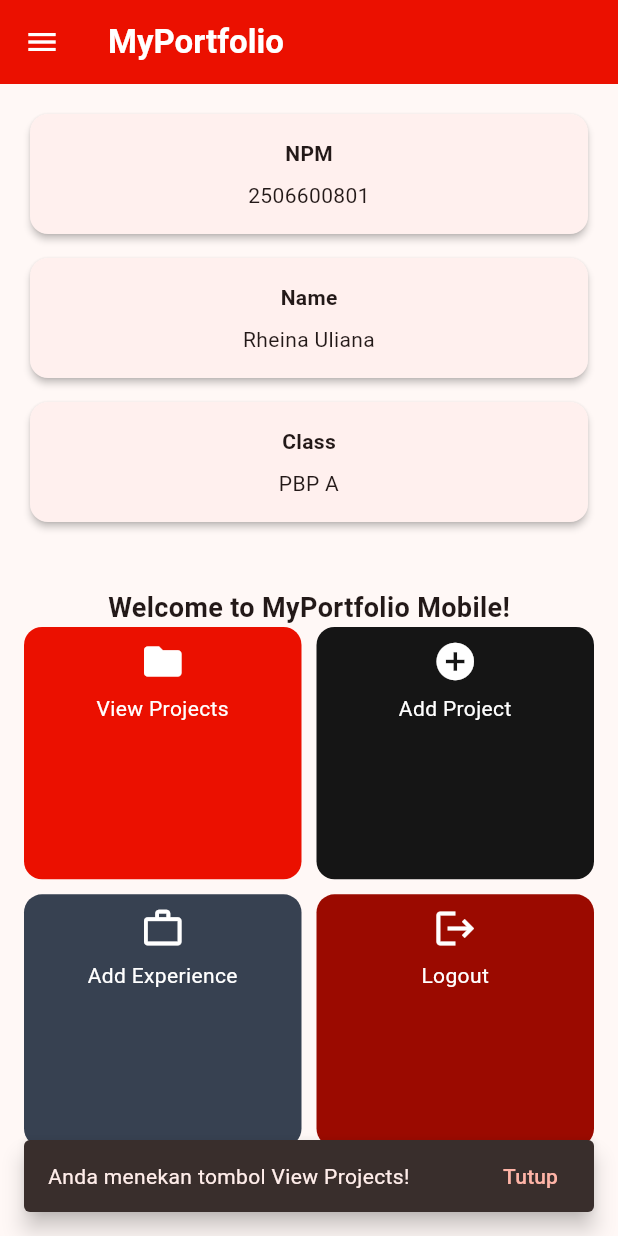
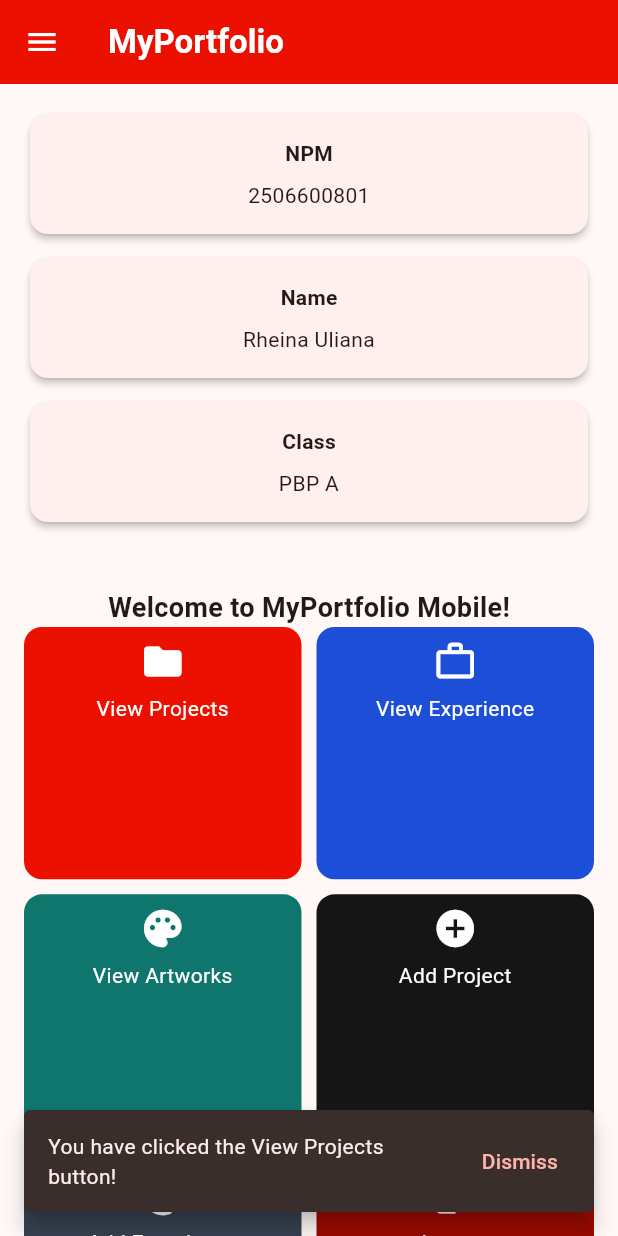
Before and after one commit to rh-elise/myportofolio_mobile, a Flutter app: the screen it shows after launch, after a tap on "View Projects", on a phone screen of 412 x 824 dp. Run offline on Flutter 3.47's test engine with Material 3 defaults, Android fonts, the phone set to English and light mode, and no system bars.

Commit message:
feat: Menambahkan kartu View Experience dan View Artworks

```diff
--- a/lib/screens/menu.dart
+++ b/lib/screens/menu.dart
@@ -39,6 +39,8 @@ class MyHomePage extends StatelessWidget {
   // accent dark (#9B0A00).
   final List<ItemHomepage> items = const [
     ItemHomepage("View Projects", Icons.folder, Color(0xFFEB1000)),
+    ItemHomepage("View Experience", Icons.work_outline, Color(0xFF1D4ED8)),
+    ItemHomepage("View Artworks", Icons.palette, Color(0xFF0F766E)),
     ItemHomepage(
       "Add Project",
       Icons.add_circle,
@@ -47,7 +49,7 @@ class MyHomePage extends StatelessWidget {
     ),
     ItemHomepage(
       "Add Experience",
-      Icons.work_outline,
+      Icons.add_task,
       Color(0xFF374151),
       page: ExperienceFormPage(),
     ),
--- a/lib/widgets/project_card.dart
+++ b/lib/widgets/project_card.dart
@@ -28,11 +28,11 @@ class ItemCard extends StatelessWidget {
                   actions: [
                     TextButton(
                       onPressed: () => Navigator.of(dialogContext).pop(false),
-                      child: const Text('Batal'),
+                      child: const Text('Cancel'),
                     ),
                     FilledButton(
                       onPressed: () => Navigator.of(dialogContext).pop(true),
-                      child: const Text('Konfirmasi'),
+                      child: const Text('Confirm'),
                     ),
                   ],
                 );
@@ -50,11 +50,11 @@ class ItemCard extends StatelessWidget {
             ..hideCurrentSnackBar()
             ..showSnackBar(
               SnackBar(
-                content: Text('Anda menekan tombol ${item.name}!'),
+                content: Text('You have clicked the ${item.name} button!'),
                 behavior: SnackBarBehavior.floating,
                 margin: const EdgeInsets.all(16.0),
                 action: SnackBarAction(
-                  label: 'Tutup',
+                  label: 'Dismiss',
                   onPressed: () {
                     ScaffoldMessenger.of(context).hideCurrentSnackBar();
                   },
```
Also changed, not shown: 2 other files.
